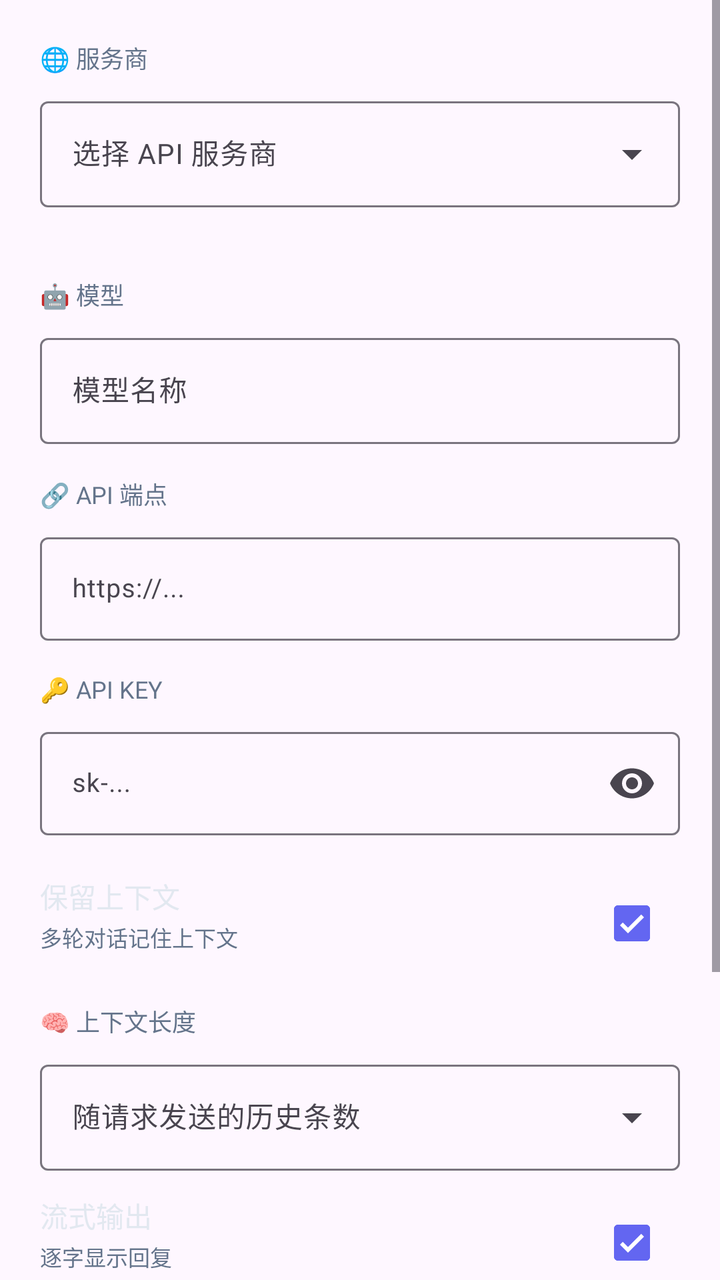
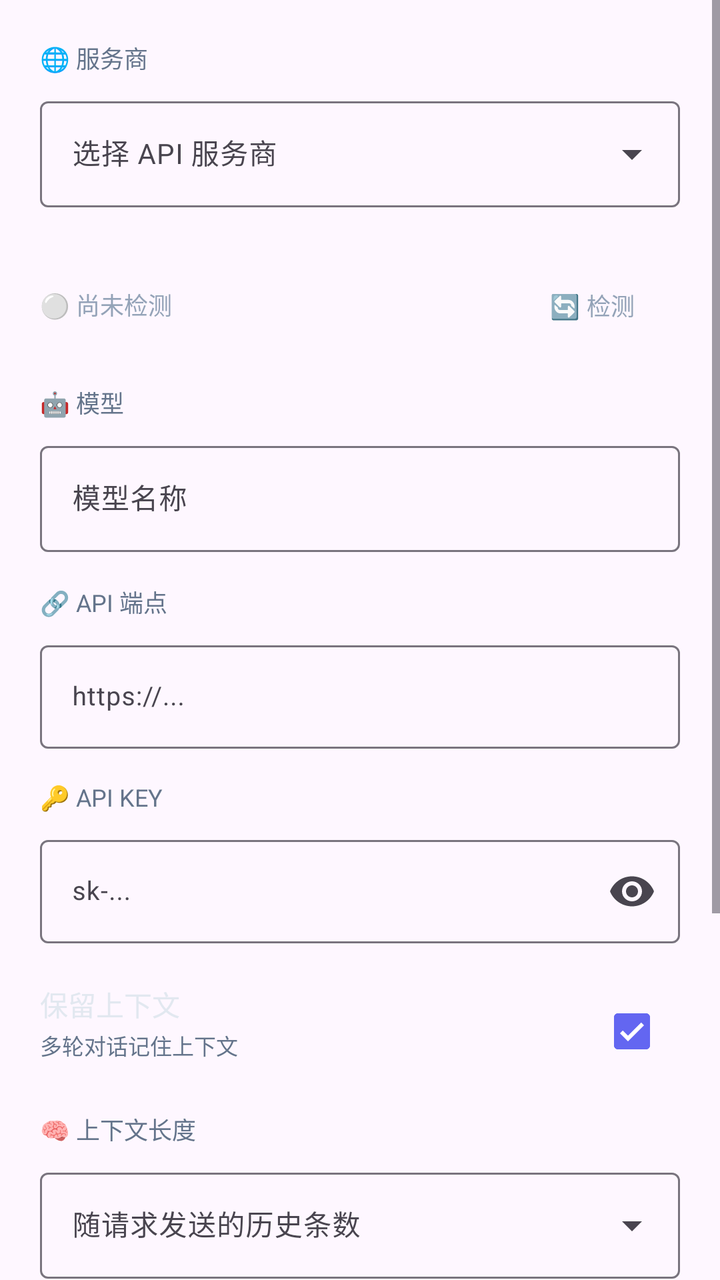

Compare the two renders of this Android layout. The source of the first and the diff that turns it into the second are given below.
<!-- AndroidManifest.xml: application theme Theme.ClawAgent -->
<!-- res/layout/dialog_settings.xml -->
<?xml version="1.0" encoding="utf-8"?>
<ScrollView xmlns:android="http://schemas.android.com/apk/res/android"
    xmlns:app="http://schemas.android.com/apk/res-auto"
    android:layout_width="match_parent"
    android:layout_height="wrap_content">

    <LinearLayout
        android:layout_width="match_parent"
        android:layout_height="wrap_content"
        android:orientation="vertical"
        android:padding="20dp">

        <TextView
            android:layout_width="wrap_content"
            android:layout_height="wrap_content"
            android:text="🌐 服务商"
            android:textColor="#64748b"
            android:textSize="12sp"
            android:textAllCaps="true"
            android:layout_marginBottom="8dp" />

        <com.google.android.material.textfield.TextInputLayout
            android:layout_width="match_parent"
            android:layout_height="wrap_content"
            android:hint="选择 API 服务商"
            style="@style/Widget.Material3.TextInputLayout.OutlinedBox.ExposedDropdownMenu">

            <AutoCompleteTextView
                android:id="@+id/providerDropdown"
                android:layout_width="match_parent"
                android:layout_height="wrap_content"
                android:inputType="none"
                android:textSize="14sp" />
        </com.google.android.material.textfield.TextInputLayout>

        <TextView
            android:id="@+id/providerHelp"
            android:layout_width="wrap_content"
            android:layout_height="wrap_content"
            android:text=""
            android:textColor="#94a3b8"
            android:textSize="11sp"
            android:layout_marginTop="4dp"
            android:autoLink="web" />

        <TextView
            android:layout_width="wrap_content"
            android:layout_height="wrap_content"
            android:text="🤖 模型"
            android:textColor="#64748b"
            android:textSize="12sp"
            android:textAllCaps="true"
            android:layout_marginTop="16dp"
            android:layout_marginBottom="8dp" />

        <com.google.android.material.textfield.TextInputLayout
            android:layout_width="match_parent"
            android:layout_height="wrap_content"
            android:hint="模型名称"
            style="@style/Widget.Material3.TextInputLayout.OutlinedBox">

            <com.google.android.material.textfield.TextInputEditText
                android:id="@+id/modelEdit"
                android:layout_width="match_parent"
                android:layout_height="wrap_content"
                android:text=""
                android:textSize="14sp" />
        </com.google.android.material.textfield.TextInputLayout>

        <TextView
            android:layout_width="wrap_content"
            android:layout_height="wrap_content"
            android:text="🔗 API 端点"
            android:textColor="#64748b"
            android:textSize="12sp"
            android:textAllCaps="true"
            android:layout_marginTop="16dp"
            android:layout_marginBottom="8dp" />

        <com.google.android.material.textfield.TextInputLayout
            android:layout_width="match_parent"
            android:layout_height="wrap_content"
            android:hint="https://..."
            style="@style/Widget.Material3.TextInputLayout.OutlinedBox">

            <com.google.android.material.textfield.TextInputEditText
                android:id="@+id/endpointEdit"
                android:layout_width="match_parent"
                android:layout_height="wrap_content"
                android:text=""
                android:textSize="13sp"
                android:inputType="textUri" />
        </com.google.android.material.textfield.TextInputLayout>

        <TextView
            android:layout_width="wrap_content"
            android:layout_height="wrap_content"
            android:text="🔑 API Key"
            android:textColor="#64748b"
            android:textSize="12sp"
            android:textAllCaps="true"
            android:layout_marginTop="16dp"
            android:layout_marginBottom="8dp" />

        <com.google.android.material.textfield.TextInputLayout
            android:id="@+id/apiKeyLayout"
            android:layout_width="match_parent"
            android:layout_height="wrap_content"
            android:hint="sk-..."
            style="@style/Widget.Material3.TextInputLayout.OutlinedBox"
            app:endIconMode="password_toggle">

            <com.google.android.material.textfield.TextInputEditText
                android:id="@+id/apiKeyEdit"
                android:layout_width="match_parent"
                android:layout_height="wrap_content"
                android:textSize="13sp"
                android:inputType="textPassword" />
        </com.google.android.material.textfield.TextInputLayout>

        <LinearLayout
            android:layout_width="match_parent"
            android:layout_height="wrap_content"
            android:orientation="horizontal"
            android:layout_marginTop="20dp">

            <LinearLayout
                android:layout_width="0dp"
                android:layout_height="wrap_content"
                android:layout_weight="1"
                android:orientation="vertical">

                <TextView
                    android:layout_width="wrap_content"
                    android:layout_height="wrap_content"
                    android:text="保留上下文"
                    android:textColor="#e2e8f0"
                    android:textSize="14sp" />

                <TextView
                    android:layout_width="wrap_content"
                    android:layout_height="wrap_content"
                    android:text="多轮对话记住上下文"
                    android:textColor="#64748b"
                    android:textSize="11sp"
                    android:layout_marginTop="2dp" />
            </LinearLayout>

            <CheckBox
                android:id="@+id/contextCheckbox"
                android:layout_width="wrap_content"
                android:layout_height="wrap_content"
                android:checked="true"
                android:textColor="#e2e8f0" />
        </LinearLayout>

        <TextView
            android:layout_width="wrap_content"
            android:layout_height="wrap_content"
            android:text="🧠 上下文长度"
            android:textColor="#64748b"
            android:textSize="12sp"
            android:textAllCaps="true"
            android:layout_marginTop="16dp"
            android:layout_marginBottom="8dp" />

        <com.google.android.material.textfield.TextInputLayout
            android:layout_width="match_parent"
            android:layout_height="wrap_content"
            android:hint="随请求发送的历史条数"
            style="@style/Widget.Material3.TextInputLayout.OutlinedBox.ExposedDropdownMenu">

            <AutoCompleteTextView
                android:id="@+id/contextLimitDropdown"
                android:layout_width="match_parent"
                android:layout_height="wrap_content"
                android:inputType="none"
                android:textSize="14sp" />
        </com.google.android.material.textfield.TextInputLayout>

        <LinearLayout
            android:layout_width="match_parent"
            android:layout_height="wrap_content"
            android:orientation="horizontal"
            android:layout_marginTop="12dp">

            <LinearLayout
                android:layout_width="0dp"
                android:layout_height="wrap_content"
                android:layout_weight="1"
                android:orientation="vertical">

                <TextView
                    android:layout_width="wrap_content"
                    android:layout_height="wrap_content"
                    android:text="流式输出"
                    android:textColor="#e2e8f0"
                    android:textSize="14sp" />

                <TextView
                    android:layout_width="wrap_content"
                    android:layout_height="wrap_content"
                    android:text="逐字显示回复"
                    android:textColor="#64748b"
                    android:textSize="11sp"
                    android:layout_marginTop="2dp" />
            </LinearLayout>

            <CheckBox
                android:id="@+id/streamCheckbox"
                android:layout_width="wrap_content"
                android:layout_height="wrap_content"
                android:checked="true"
                android:textColor="#e2e8f0" />
        </LinearLayout>

        <TextView
            android:layout_width="wrap_content"
            android:layout_height="wrap_content"
            android:text="🧩 系统提示词"
            android:textColor="#64748b"
            android:textSize="12sp"
            android:textAllCaps="true"
            android:layout_marginTop="16dp"
            android:layout_marginBottom="8dp" />

        <com.google.android.material.textfield.TextInputLayout
            android:layout_width="match_parent"
            android:layout_height="wrap_content"
            android:hint="给 Agent 设定人设与规则,如:你是一个严谨的助手,回答保持简洁"
            style="@style/Widget.Material3.TextInputLayout.OutlinedBox">

            <com.google.android.material.textfield.TextInputEditText
                android:id="@+id/systemPromptEdit"
                android:layout_width="match_parent"
                android:layout_height="wrap_content"
                android:textSize="13sp"
                android:inputType="textMultiLine|textCapSentences"
                android:minLines="2"
                android:maxLines="6"
                android:gravity="top" />
        </com.google.android.material.textfield.TextInputLayout>

        <LinearLayout
            android:layout_width="match_parent"
            android:layout_height="wrap_content"
            android:orientation="horizontal"
            android:layout_marginTop="12dp">

            <LinearLayout
                android:layout_width="0dp"
                android:layout_height="wrap_content"
                android:layout_weight="1"
                android:orientation="vertical">

                <TextView
                    android:layout_width="wrap_content"
                    android:layout_height="wrap_content"
                    android:text="Agent 工具调用"
                    android:textColor="#e2e8f0"
                    android:textSize="14sp" />

                <TextView
                    android:layout_width="wrap_content"
                    android:layout_height="wrap_content"
                    android:text="允许模型调用计算器/时钟等工具(需模型支持 Function Calling)"
                    android:textColor="#64748b"
                    android:textSize="11sp"
                    android:layout_marginTop="2dp" />
            </LinearLayout>

            <CheckBox
                android:id="@+id/agentCheckbox"
                android:layout_width="wrap_content"
                android:layout_height="wrap_content"
                android:checked="false"
                android:textColor="#e2e8f0" />
        </LinearLayout>

    </LinearLayout>
</ScrollView>
<!-- resources referenced by this layout -->
<resources>
  <style name="Theme.ClawAgent" parent="Theme.Material3.DayNight.NoActionBar">
          <item name="colorPrimary">@color/accent</item>
          <item name="colorPrimaryContainer">@color/bg2</item>
          <item name="android:statusBarColor">@color/bg</item>
          <item name="android:navigationBarColor">@color/bg</item>
          <item name="android:windowLightStatusBar" tools:targetApi="m">false</item>
      </style>
  <color name="accent">#6366f1</color>
  <color name="bg2">#1a1d27</color>
  <color name="bg">#0f1117</color>
</resources>

<!-- the commit's change to res/layout/dialog_settings.xml (unified diff, before → after) -->
@@ -43,6 +43,32 @@
             android:layout_marginTop="4dp"
             android:autoLink="web" />
 
+        <LinearLayout
+            android:layout_width="match_parent"
+            android:layout_height="wrap_content"
+            android:orientation="horizontal"
+            android:gravity="center_vertical"
+            android:layout_marginTop="6dp">
+
+            <TextView
+                android:id="@+id/providerHealthText"
+                android:layout_width="0dp"
+                android:layout_height="wrap_content"
+                android:layout_weight="1"
+                android:text="⚪ 尚未检测"
+                android:textColor="#94a3b8"
+                android:textSize="12sp" />
+
+            <Button
+                android:id="@+id/btnCheckHealth"
+                android:layout_width="wrap_content"
+                android:layout_height="wrap_content"
+                android:text="🔄 检测"
+                android:textSize="12sp"
+                android:textColor="#94a3b8"
+                style="?attr/borderlessButtonStyle" />
+        </LinearLayout>
+
         <TextView
             android:layout_width="wrap_content"
             android:layout_height="wrap_content"
